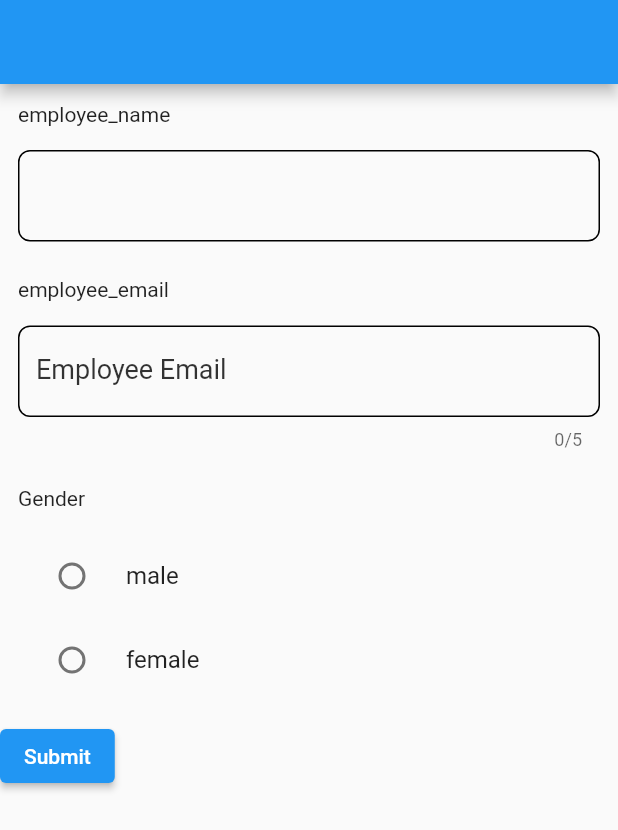
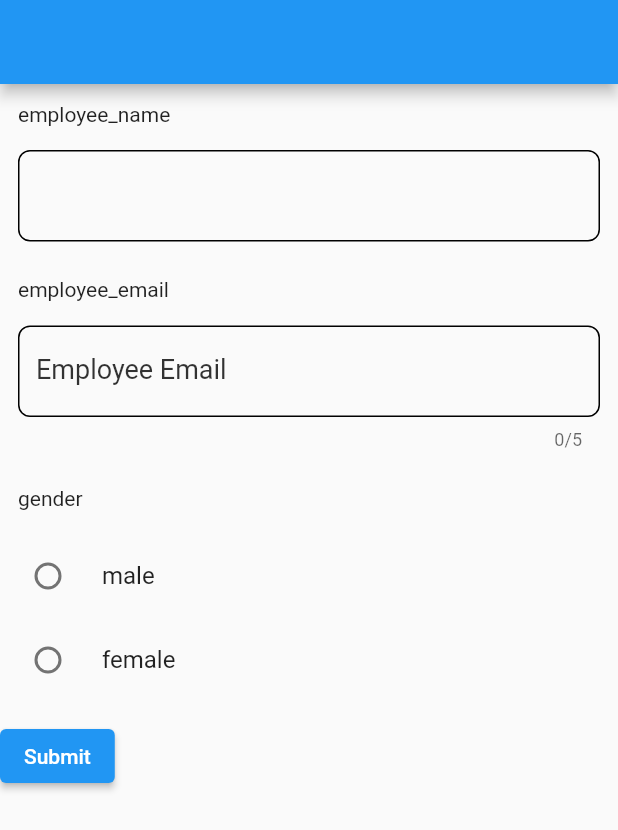
Before and after one commit to BunnyMan1/flutter_dynamic_forms, a Flutter app: the screen it shows after launch, on a phone screen of 412 x 824 dp. Shown: the top 830 px of the screen. Run offline on Flutter 3.47's test engine with Material 2 defaults, Android fonts, the phone set to English and light mode, and no system bars.

Commit message:
added propertieschecker for radio field

```diff
--- a/example/lib/main.dart
+++ b/example/lib/main.dart
@@ -49,11 +49,19 @@ class _MyHomePageState extends State<MyHomePage> {
                 maxLength: 5,
                 placeholder: "Enter employee's name",
               ),
-              RadioComponentProperties(
-                name: 'Gender',
-                labels: ['male', 'female'],
-                values: ['value1', 'value2', 'value3'],
-              )
+              RadioComponentProperties.fromMap(
+                {
+                  'type': 'radio',
+                  'name': 'gender',
+                  'labels': ['male', 'female'],
+                  'values': [1, 2],
+                },
+              ),
+              // RadioComponentProperties(
+              //   name: 'Gender',
+              //   labels: ['male', 'female'],
+              //   values: ['value1', 'value2', 'value3'],
+              // )
             ],
           ),
           onSubmit: (var map) {
--- a/lib/src/common/component_wrapper.dart
+++ b/lib/src/common/component_wrapper.dart
@@ -1,5 +1,6 @@
 import 'package:flutter/material.dart';
 
+/// `ComponentWrapper` is a wrapper component that wraps the component with a title and description.
 class ComponentWrapper extends StatelessWidget {
   const ComponentWrapper({
     Key? key,
--- a/lib/src/components/radio_component.dart
+++ b/lib/src/components/radio_component.dart
@@ -7,35 +7,37 @@ import '../models/radio_field_props.dart';
 class RadioFieldComponent extends StatelessWidget {
   const RadioFieldComponent({
     Key? key,
-    required this.props,
+    required this.properties,
     required this.value,
     this.onChange,
   }) : super(key: key);
 
-  /// `props` is a [RadioComponentProperties] object that contains all the properties of the component.
-  final RadioComponentProperties props;
+  /// `properties` is a [RadioComponentProperties] object that contains all the properties of the component.
+  final RadioComponentProperties properties;
 
+  /// `value` is the value of the radio field.
   final dynamic value;
 
   /// `onChange` is a function that is called when the value of the radio field is changed.
-  final Function(String s)? onChange;
+  final Function(dynamic s)? onChange;
 
   @override
   Widget build(BuildContext context) {
     // Color c = hexStringToColorConverter(props.textColor);
     return ComponentWrapper(
-      title: props.name,
-      description: props.helperText,
+      title: properties.name,
+      description: properties.helperText,
       child: Column(
         mainAxisSize: MainAxisSize.min,
         children: <Widget>[
-          for (int i = 0; i < props.labels.length; i++)
-            RadioListTile<String>(
-              title: Text(props.labels[i]),
-              value: props.values[i],
-              selected: value == props.values[i],
+          for (int i = 0; i < properties.labels.length; i++)
+            RadioListTile<dynamic>(
+              contentPadding: const EdgeInsets.all(0),
+              title: Text(properties.labels[i]),
+              value: properties.values[i],
+              selected: value == properties.values[i],
               groupValue: value,
-              onChanged: (String? value) {
+              onChanged: (value) {
                 if (onChange != null) {
                   onChange!(value!);
                 }
--- a/lib/src/components/text_component.dart
+++ b/lib/src/components/text_component.dart
@@ -4,6 +4,7 @@ import '../../flutter_dynamic_forms.dart';
 import '../common/component_wrapper.dart';
 import '../utilities/helpers.dart';
 
+/// TextFieldComponent is a component that renders a text field.
 class TextFieldComponent extends StatelessWidget {
   const TextFieldComponent({
     Key? key,
--- a/lib/src/form/form_widget.dart
+++ b/lib/src/form/form_widget.dart
@@ -141,7 +141,7 @@ class _FlutterDynamicFormState extends State<FlutterDynamicForm> {
           setState(() {});
         }),
         value: _values[props.name],
-        props: props as RadioComponentProperties,
+        properties: props as RadioComponentProperties,
       );
     }
     throw 'Unknown component.';
--- a/lib/src/models/base_model.dart
+++ b/lib/src/models/base_model.dart
@@ -1,4 +1,8 @@
+/// BaseModel class for all the components.
 abstract class BaseModel {
+  /// Type of the component.
   String get type;
+
+  /// Name of the component.
   String get name;
 }
--- a/lib/src/models/radio_field_props.dart
+++ b/lib/src/models/radio_field_props.dart
@@ -7,11 +7,17 @@ import 'base_model.dart';
 
 part 'radio_field_props.g.dart';
 
+/// `RadioComponentProperties` is a class that holds the properties of the
+/// `RadioComponent`. It implements the `BaseModel` class.
+///
+/// It is used to serialize or deserialize the properties of the
+/// `RadioComponent`.
 @JsonSerializable()
 class RadioComponentProperties implements BaseModel {
   //!=======================================================//
   //    Json Keys of the props used by RadioComponent
   //!=======================================================//
+  static const String _rfTypeKey = 'type';
   static const String _rfNameKey = 'name';
   static const String _rfHelperTextKey = 'helper_text';
   static const String _rfAlignmentKey = 'alignment';
@@ -21,6 +27,7 @@ class RadioComponentProperties implements BaseModel {
   static const String _rfValuesKey = 'values';
   static const String _rfPrimaryColorKey = 'primary_color';
   static const String _rfShowBorderKey = 'show_border';
+  //TODO: Check whether border color is required or not
   static const String _rfBorderColorKey = 'border_color';
   static const String _rfRequiredKey = 'required';
   static const String _rfShowErrorKey = 'show_error';
@@ -63,7 +70,7 @@ class RadioComponentProperties implements BaseModel {
   /// different values that radio can have, in order.
   /// Defaults to empty list [].
   @JsonKey(name: _rfValuesKey)
-  final List<String> values;
+  final List values;
 
   /// Primary color for this field, overwrites color from form options.
   /// Defaults to `ffffff`.
@@ -99,10 +106,10 @@ class RadioComponentProperties implements BaseModel {
     required this.name,
     this.helperText = '',
     this.alignment = 'vertical',
-    this.labels = const [],
+    required this.labels,
     this.labelPosition = 'left',
     this.labelStyle = 'normal',
-    this.values = const [],
+    required this.values,
     this.primaryColor = 'ffffff',
     this.showBorder = true,
     this.borderColor = '000000',
@@ -115,8 +122,8 @@ class RadioComponentProperties implements BaseModel {
   String get type => radioComponentName;
 
   //Factory constructor.
-  /// Creates a TextComponentProps object from given map.
-  /// Checks the given map with `TextComponentProps.textFieldPropsChecker` before creating object.
+  /// Creates a RadioComponentProperties object from given map.
+  /// Checks the given map with `RadioComponentProperties.radioFieldPropertiesChecker` before creating object.
   /// Will throw error with specific message if any invalid value found for valid props.
   /// `name` is a mandatory props. Excluding it will lead to check failing.
   factory RadioComponentProperties.fromMap(Map<String, dynamic> map) {
@@ -144,6 +151,95 @@ class RadioComponentProperties implements BaseModel {
     Map<String, dynamic> properties, {
     bool isMap = false,
   }) {
+    if (!isMap && properties[_rfTypeKey] is! String ||
+        properties[_rfTypeKey] != radioComponentName) {
+      // If the type is not a string or is not a radio component type.
+      return 'bad value for "$_rfTypeKey".Expected "$radioComponentName" but got "${properties[_rfTypeKey]}".';
+    }
+    if (properties[_rfNameKey] is! String) {
+      // If the name is not a string.
+      return 'bad value for "$_rfNameKey".Expected a "String" but got "${properties[_rfNameKey]}".';
+    }
+
+    // -------- CHECKS FOR REQUIRED FIELDS --------
+
+    // Check if labels key exists or not.
+    // If exists then check if it is List<String> or not
+    if (!properties.keys.contains(_rfLabelsKey)) {
+      // If the labels key doesn't exist.
+      return '"labels" field is required';
+    }
+
+    if (properties[_rfLabelsKey] is! List<String>) {
+      // If the labels is not a list.
+      return 'bad value for "$_rfLabelsKey".Expected a "List" but got "$_rfLabelsKey".';
+    }
+
+    // Check if values key exists or not.
+    // If exists then check if it is List or not
+    if (!properties.keys.contains(_rfValuesKey)) {
+      // If the values key doesn't exist.
+      return '"values" field is required';
+    }
+
+    if (properties[_rfValuesKey] is! List) {
+      // If the values is not a list.
+      return 'bad value for "$_rfValuesKey".Expected a "List" but got "$_rfValuesKey".';
+    }
+
+    // Check for length of labels and values. They must be same.
+    if (properties[_rfLabelsKey].length != properties[_rfValuesKey].length) {
+      // If the labels and values are not of same length.
+      return 'The length of "$_rfLabelsKey" and "$_rfValuesKey" should be same.';
+    }
+
+    // -------- CHECKS FOR OPTIONAL FIELDS --------
+    for (var key in properties.keys) {
+      if (key == _rfHelperTextKey) {
+        if (properties[key] is! String) {
+          // If the helper text is same as the key in JSON but not a string, then throw error.
+          return 'bad value for "$key".Expected a String but got "${properties[key]}".';
+        }
+      }
+      if (key == _rfAlignmentKey) {
+        if (properties[key] is! String) {
+          // If the alignment is not a string.
+          return 'bad value for $_rfAlignmentKey: "${properties[key]}" expected a String.';
+        }
+        //TODO: Add a helper function to check whether it is a valid alignment type.
+      }
+
+      if (key == _rfLabelPositionKey) {
+        if ((properties[key] is! String)) {
+          // If the label position is not a string.
+          return 'bad value for $_rfLabelPositionKey: "${properties[key]}" expected a String.';
+        }
+        //TODO: Add a switch case for enums - left, right.
+      }
+
+      if (key == _rfLabelStyleKey) {
+        if (properties[key] is! String) {
+          // If the label style is not a string.
+          return 'bad value for $_rfLabelStyleKey: "${properties[key]}" expected a String.';
+        }
+        //TODO: Add a switch case for enums - normal, bold, italic.
+      }
+
+      if (key == _rfPrimaryColorKey) {
+        if (properties[key] is! String) {
+          // check if colorKey is a string.
+          return 'bad value for $_rfPrimaryColorKey: "${properties[key]}" expected a String of length 6.';
+        }
+        if (properties[key].toString().length != 6) {
+          // if it IS a string, check if the length is exactly 6
+          return 'bad value for $_rfPrimaryColorKey: "${properties[key]}" expected a String of length 6.';
+        }
+      }
+      if (key == _rfShowBorderKey && (properties[key] is! bool)) {
+        // If the show border is not a boolean.
+        return 'bad value for $_rfShowBorderKey: "${properties[key]}" expected a bool.';
+      }
+    }
     return true;
   }
 }
--- a/lib/src/models/text_field_props.dart
+++ b/lib/src/models/text_field_props.dart
@@ -236,8 +236,8 @@ class TextComponentProperties implements BaseModel {
   });
 
   //Factory constructor.
-  /// Creates a TextComponentProps object from given map.
-  /// Checks the given map with `TextComponentProps.textFieldPropsChecker` before creating object.
+  /// Creates a TextComponentProperties object from given map.
+  /// Checks the given map with `TextComponentProperties.textFieldPropsChecker` before creating object.
   /// Will throw error with specific message if any invalid value found for valid props.
   /// `name` is a mandatory props. Excluding it will lead to check failing.
   factory TextComponentProperties.fromMap(Map<String, dynamic> map) {
@@ -325,7 +325,7 @@ class TextComponentProperties implements BaseModel {
   }
 
   /// Type parameter for the dynamic component for internal use.
-  /// This should be explicitly mentioned in the json if `TextComponentProps.fromJson` is to be used.
+  /// This should be explicitly mentioned in the json if `TextComponentProperties.fromJson` is to be used.
   @override
   String get type => textComponentName;
 }
--- a/lib/src/utilities/name_to_props_mapper.dart
+++ b/lib/src/utilities/name_to_props_mapper.dart
@@ -14,7 +14,7 @@ BaseModel nameToPropsMapper(String key, Map<String, dynamic> map) {
       throw check;
     }
     // If the check is not string, then it is a valid map.
-    // Create a TextComponentProps object from the map.
+    // Create a TextComponentProperties object from the map.
     return TextComponentProperties.fromMap(map);
   } else if (key == radioComponentName) {
     // If key is radio component, then check for radiofield properties validation.
```
Also changed, not shown: models_outline.dart (+10 -0 lines), lib/src/models/radio_field_props.g.dart, lib/src/utilities/helpers.dart (line endings or trailing spaces).
